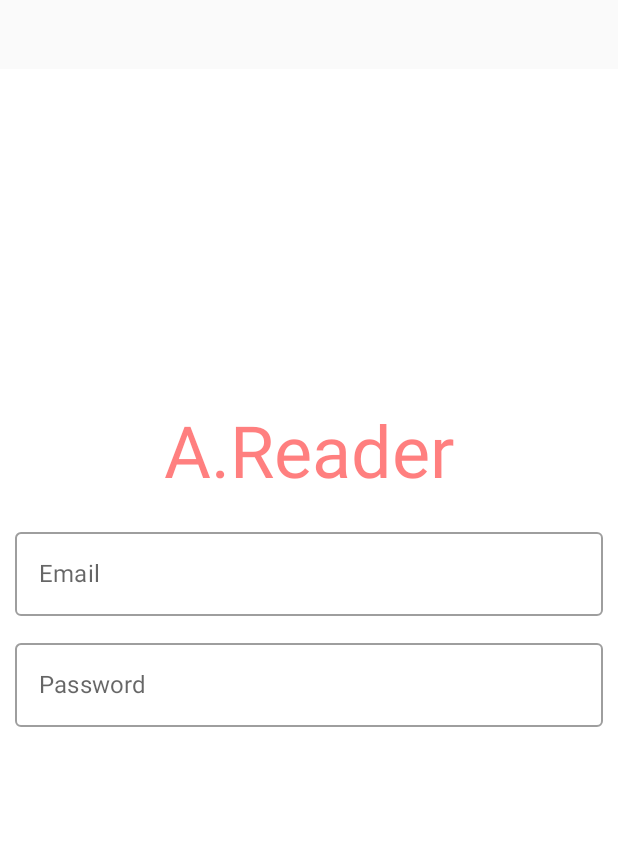
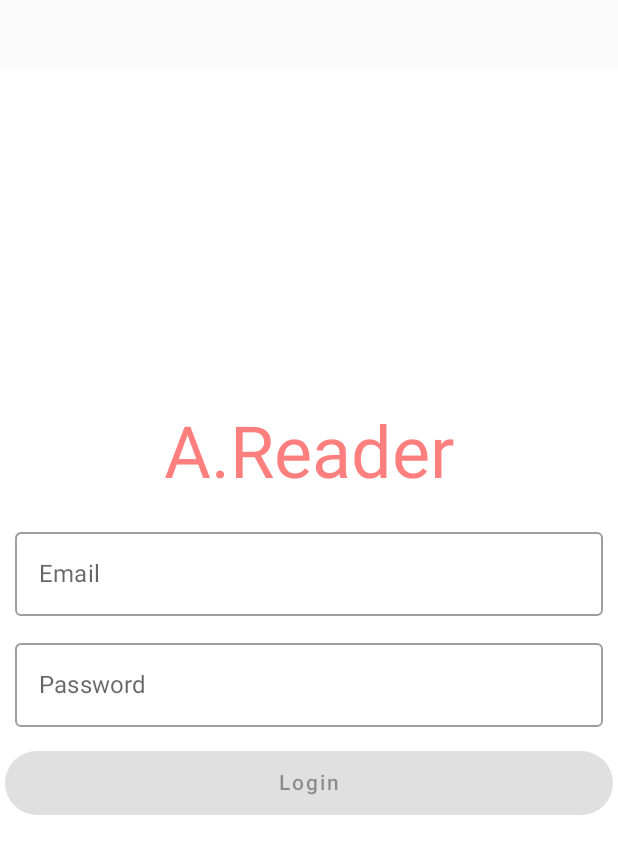
Before and after one commit to syogo-user/MyJetAReader, an Android app built with Jetpack Compose: the screen it shows after launch (MainActivity), on a phone screen of 412 x 824 dp. Shown: the top 854 px of the screen. Run offline under Robolectric (Android 15) with nearby library versions, the phone set to English and light mode, and no system bars; our stand-ins replace Dagger/Hilt's generated code, Firebase (no records; nobody signed in at launch, a user with empty details on screens opened directly).

Commit message:
ログインボタンの作成

```diff
--- a/app/src/main/java/com/example/myjetareader/navigation/ReaderNavigation.kt
+++ b/app/src/main/java/com/example/myjetareader/navigation/ReaderNavigation.kt
@@ -2,6 +2,7 @@ package com.example.myjetareader.navigation
 
 import androidx.compose.foundation.background
 import androidx.compose.runtime.Composable
+import androidx.compose.ui.ExperimentalComposeUiApi
 import androidx.compose.ui.Modifier
 import androidx.compose.ui.graphics.Color
 import androidx.navigation.compose.NavHost
@@ -11,6 +12,7 @@ import com.example.myjetareader.screens.ReaderSplashScreen
 import com.example.myjetareader.screens.home.Home
 import com.example.myjetareader.screens.login.ReaderLoginScreen
 
+@ExperimentalComposeUiApi
 @Composable
 fun ReaderNavigation() {
     val navController = rememberNavController()
--- a/app/src/main/java/com/example/myjetareader/screens/login/ReaderLoginScreen.kt
+++ b/app/src/main/java/com/example/myjetareader/screens/login/ReaderLoginScreen.kt
@@ -4,6 +4,7 @@ import android.util.Log
 import androidx.compose.foundation.background
 import androidx.compose.foundation.layout.*
 import androidx.compose.foundation.rememberScrollState
+import androidx.compose.foundation.shape.CircleShape
 import androidx.compose.foundation.text.KeyboardActions
 import androidx.compose.foundation.text.KeyboardOptions
 import androidx.compose.foundation.verticalScroll
@@ -44,8 +45,8 @@ fun ReaderLoginScreen(navController: NavController) {
             verticalArrangement = Arrangement.Center
         ) {
             ReaderLogo()
-            UserForm(loading = false, isCreateAccount = false) { email ,pwd ->
-                Log.d("Form", "ReaderLoginScreen: $email @password")
+            UserForm(loading = false, isCreateAccount = false) { email, pwd ->
+                Log.d("Form", "ReaderLoginScreen: $email , $pwd")
             }
         }
     }
@@ -93,6 +94,34 @@ fun UserForm(
                 onDone(email.value.trim(), password.value.trim())
             }
         )
+
+        SubmitButton(
+            textId = if (isCreateAccount) "Create Account" else "Login",
+            loading = loading,
+            validInputs = valid,
+        ) {
+            onDone(email.value.trim(), password.value.trim())
+        }
     }
+}
 
+@Composable
+fun SubmitButton(
+    textId: String,
+    loading: Boolean,
+    validInputs: Boolean,
+    onClick: () -> Unit
+) {
+    Button(
+        onClick = onClick,
+        modifier = Modifier
+            .padding(3.dp)
+            .fillMaxWidth(),
+        enabled = !loading && validInputs,
+        shape = CircleShape
+    ) {
+        if (loading) CircularProgressIndicator(modifier = Modifier.size(25.dp))
+        else Text(text = textId, modifier = Modifier.padding(5.dp))
+
+    }
 }
```
